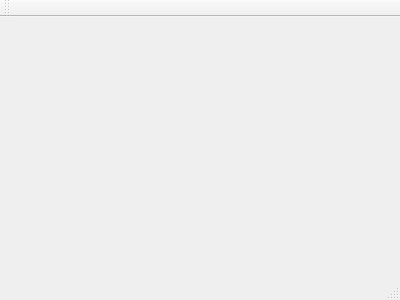
Above: modelViewer/mainwindow.ui from myaooo/RayTracing before the change. Below: the same form after it.
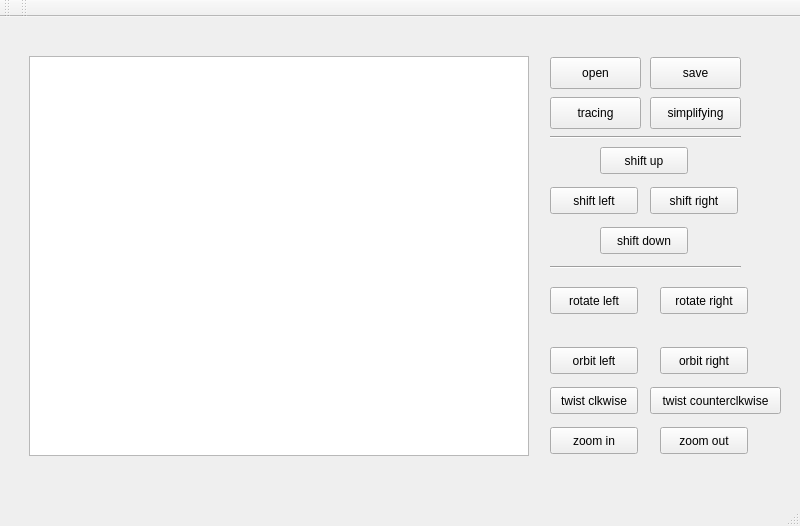
That is the form after the change.

```diff
--- a/modelViewer/mainwindow.ui
+++ b/modelViewer/mainwindow.ui
@@ -1,24 +1,339 @@
 <ui version="4.0">
  <class>MainWindow</class>
- <widget class="QMainWindow" name="MainWindow" >
-  <property name="geometry" >
+ <widget class="QMainWindow" name="MainWindow">
+  <property name="geometry">
    <rect>
     <x>0</x>
     <y>0</y>
-    <width>400</width>
-    <height>300</height>
+    <width>800</width>
+    <height>526</height>
    </rect>
   </property>
   <property name="windowTitle" >
    <string>MainWindow</string>
   </property>
-  <widget class="QMenuBar" name="menuBar" />
-  <widget class="QToolBar" name="mainToolBar" />
-  <widget class="QWidget" name="centralWidget" />
-  <widget class="QStatusBar" name="statusBar" />
+  <widget class="QWidget" name="centralWidget">
+   <widget class="QGraphicsView" name="pic">
+    <property name="geometry">
+     <rect>
+      <x>29</x>
+      <y>39</y>
+      <width>500</width>
+      <height>400</height>
+     </rect>
+    </property>
+    <property name="autoFillBackground">
+     <bool>false</bool>
+    </property>
+   </widget>
+   <widget class="QPushButton" name="trace">
+    <property name="geometry">
+     <rect>
+      <x>550</x>
+      <y>80</y>
+      <width>91</width>
+      <height>32</height>
+     </rect>
+    </property>
+    <property name="text">
+     <string>tracing</string>
+    </property>
+   </widget>
+   <widget class="QPushButton" name="simplify">
+    <property name="geometry">
+     <rect>
+      <x>650</x>
+      <y>80</y>
+      <width>91</width>
+      <height>32</height>
+     </rect>
+    </property>
+    <property name="text">
+     <string>simplifying</string>
+    </property>
+   </widget>
+   <widget class="Line" name="line">
+    <property name="geometry">
+     <rect>
+      <x>550</x>
+      <y>110</y>
+      <width>191</width>
+      <height>20</height>
+     </rect>
+    </property>
+    <property name="orientation">
+     <enum>Qt::Horizontal</enum>
+    </property>
+   </widget>
+   <widget class="Line" name="line_3">
+    <property name="geometry">
+     <rect>
+      <x>550</x>
+      <y>240</y>
+      <width>191</width>
+      <height>20</height>
+     </rect>
+    </property>
+    <property name="orientation">
+     <enum>Qt::Horizontal</enum>
+    </property>
+   </widget>
+   <widget class="QPushButton" name="open">
+    <property name="geometry">
+     <rect>
+      <x>550</x>
+      <y>40</y>
+      <width>91</width>
+      <height>32</height>
+     </rect>
+    </property>
+    <property name="text">
+     <string>open</string>
+    </property>
+   </widget>
+   <widget class="QPushButton" name="save">
+    <property name="geometry">
+     <rect>
+      <x>650</x>
+      <y>40</y>
+      <width>91</width>
+      <height>32</height>
+     </rect>
+    </property>
+    <property name="text">
+     <string>save</string>
+    </property>
+   </widget>
+   <widget class="QPushButton" name="quit">
+    <property name="geometry">
+     <rect>
+      <x>930</x>
+      <y>670</y>
+      <width>91</width>
+      <height>32</height>
+     </rect>
+    </property>
+    <property name="text">
+     <string>quit</string>
+    </property>
+   </widget>
+   <widget class="Line" name="line_5">
+    <property name="geometry">
+     <rect>
+      <x>830</x>
+      <y>560</y>
+      <width>191</width>
+      <height>20</height>
+     </rect>
+    </property>
+    <property name="orientation">
+     <enum>Qt::Horizontal</enum>
+    </property>
+   </widget>
+   <widget class="QPushButton" name="shift_up">
+    <property name="geometry">
+     <rect>
+      <x>600</x>
+      <y>130</y>
+      <width>88</width>
+      <height>27</height>
+     </rect>
+    </property>
+    <property name="text">
+     <string>shift up</string>
+    </property>
+   </widget>
+   <widget class="QPushButton" name="shift_left">
+    <property name="geometry">
+     <rect>
+      <x>550</x>
+      <y>170</y>
+      <width>88</width>
+      <height>27</height>
+     </rect>
+    </property>
+    <property name="text">
+     <string>shift left</string>
+    </property>
+   </widget>
+   <widget class="QPushButton" name="shift_right">
+    <property name="geometry">
+     <rect>
+      <x>650</x>
+      <y>170</y>
+      <width>88</width>
+      <height>27</height>
+     </rect>
+    </property>
+    <property name="text">
+     <string>shift right</string>
+    </property>
+   </widget>
+   <widget class="QPushButton" name="shift_down">
+    <property name="geometry">
+     <rect>
+      <x>600</x>
+      <y>210</y>
+      <width>88</width>
+      <height>27</height>
+     </rect>
+    </property>
+    <property name="text">
+     <string>shift down</string>
+    </property>
+   </widget>
+   <widget class="QPushButton" name="rotate_left">
+    <property name="geometry">
+     <rect>
+      <x>550</x>
+      <y>270</y>
+      <width>88</width>
+      <height>27</height>
+     </rect>
+    </property>
+    <property name="text">
+     <string>rotate left</string>
+    </property>
+   </widget>
+   <widget class="QPushButton" name="rotate_right">
+    <property name="geometry">
+     <rect>
+      <x>660</x>
+      <y>270</y>
+      <width>88</width>
+      <height>27</height>
+     </rect>
+    </property>
+    <property name="text">
+     <string>rotate right</string>
+    </property>
+   </widget>
+   <widget class="QPushButton" name="orbit_left">
+    <property name="geometry">
+     <rect>
+      <x>550</x>
+      <y>330</y>
+      <width>88</width>
+      <height>27</height>
+     </rect>
+    </property>
+    <property name="text">
+     <string>orbit left</string>
+    </property>
+   </widget>
+   <widget class="QPushButton" name="orbit_right">
+    <property name="geometry">
+     <rect>
+      <x>660</x>
+      <y>330</y>
+      <width>88</width>
+      <height>27</height>
+     </rect>
+    </property>
+    <property name="text">
+     <string>orbit right</string>
+    </property>
+   </widget>
+   <widget class="QPushButton" name="twist_left">
+    <property name="geometry">
+     <rect>
+      <x>550</x>
+      <y>370</y>
+      <width>88</width>
+      <height>27</height>
+     </rect>
+    </property>
+    <property name="text">
+     <string>twist clkwise</string>
+    </property>
+   </widget>
+   <widget class="QPushButton" name="twist_right">
+    <property name="geometry">
+     <rect>
+      <x>650</x>
+      <y>370</y>
+      <width>131</width>
+      <height>27</height>
+     </rect>
+    </property>
+    <property name="text">
+     <string>twist counterclkwise</string>
+    </property>
+   </widget>
+   <widget class="QPushButton" name="zoom_in">
+    <property name="geometry">
+     <rect>
+      <x>550</x>
+      <y>410</y>
+      <width>88</width>
+      <height>27</height>
+     </rect>
+    </property>
+    <property name="text">
+     <string>zoom in</string>
+    </property>
+   </widget>
+   <widget class="QPushButton" name="zoom_out">
+    <property name="geometry">
+     <rect>
+      <x>660</x>
+      <y>410</y>
+      <width>88</width>
+      <height>27</height>
+     </rect>
+    </property>
+    <property name="text">
+     <string>zoom out</string>
+    </property>
+   </widget>
+  </widget>
+  <widget class="QMenuBar" name="menuBar">
+   <property name="geometry">
+    <rect>
+     <x>0</x>
+     <y>0</y>
+     <width>800</width>
+     <height>22</height>
+    </rect>
+   </property>
+  </widget>
+  <widget class="QToolBar" name="mainToolBar">
+   <attribute name="toolBarArea">
+    <enum>TopToolBarArea</enum>
+   </attribute>
+   <attribute name="toolBarBreak">
+    <bool>false</bool>
+   </attribute>
+  </widget>
+  <widget class="QStatusBar" name="statusBar"/>
+  <widget class="QToolBar" name="toolBar">
+   <property name="windowTitle">
+    <string>toolBar</string>
+   </property>
+   <attribute name="toolBarArea">
+    <enum>TopToolBarArea</enum>
+   </attribute>
+   <attribute name="toolBarBreak">
+    <bool>false</bool>
+   </attribute>
+  </widget>
+  <action name="open_action">
+   <property name="text">
+    <string>Open</string>
+   </property>
+  </action>
+  <action name="save_action">
+   <property name="text">
+    <string>Save</string>
+   </property>
+  </action>
+  <action name="quit_action">
+   <property name="text">
+    <string>Quit</string>
+   </property>
+  </action>
  </widget>
- <layoutDefault spacing="6" margin="11" />
- <pixmapfunction></pixmapfunction>
+ <layoutdefault spacing="6" margin="11"/>
  <resources/>
  <connections/>
 </ui>
```
Left out of the diff: 5 changed lines with no effect on the pictures.
